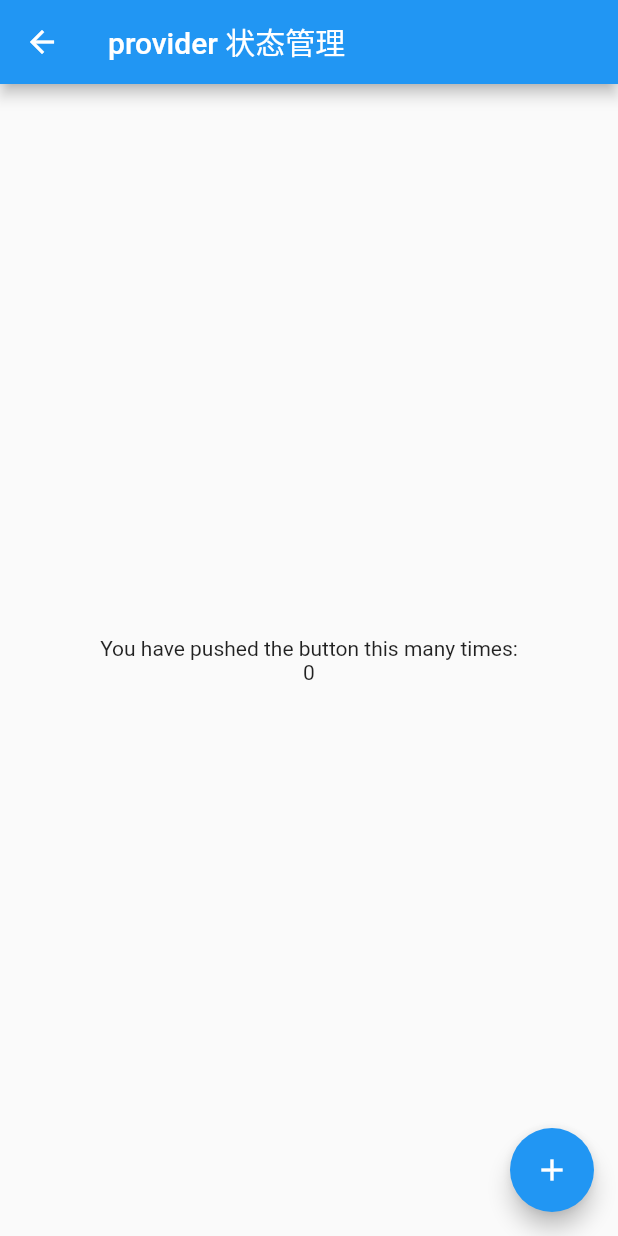
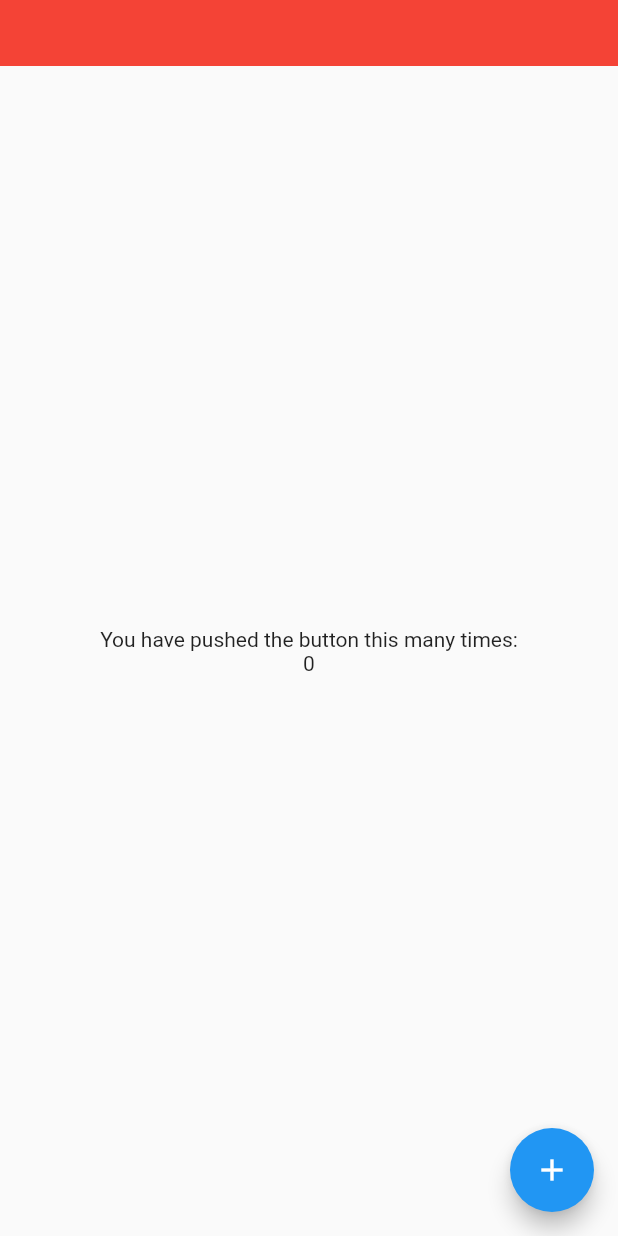
Before and after one commit to zhuzhiwen0527/flutter_state_manager, a Flutter app: the Provider_counterPage screen opened by its route, on a phone screen of 412 x 824 dp. Run offline on Flutter 3.47's test engine with Material 2 defaults, Android fonts, the phone set to English and light mode, and no system bars; our stand-ins replace bloc, flutter_bloc, get; missing offline and left inert: fish_redux, flutter_ume, flutter_ume_kit_console, flutter_ume_kit_device, flutter_ume_kit_perf, flutter_ume_kit_show_code and 2 more; statements that could not run were skipped.

Commit message:
自定义

```diff
--- /dev/null
+++ b/lib/custom_appbar/custom_app_bar.dart
@@ -0,0 +1,27 @@
+import 'package:flutter/material.dart';
+class CustomAppBar extends StatefulWidget implements PreferredSizeWidget{
+  const CustomAppBar({Key key}) : super(key: key);
+
+  @override
+  _CustomAppBarState createState() => _CustomAppBarState();
+
+  @override
+  // TODO: implement preferredSize
+  Size get preferredSize => Size.fromHeight(44);
+}
+
+class _CustomAppBarState extends State<CustomAppBar> {
+  @override
+  Widget build(BuildContext context) {
+    return Container(
+      color: Colors.red,
+      child: SafeArea(
+        top: true,
+        child: Container(
+          color: Colors.red,
+          // height: 44,
+        ),
+      ),
+    );
+  }
+}
--- a/lib/main.dart
+++ b/lib/main.dart
@@ -3,7 +3,6 @@ import 'package:flutter/cupertino.dart'hide Page;
 import 'package:flutter/foundation.dart';
 import 'package:flutter/material.dart' hide Page;
 import 'package:flutter/rendering.dart';
-import 'package:flutter_share/animal.dart';
 import 'package:flutter_share/bloc_counter/bloc_counter_view.dart';
 import 'package:flutter_share/counter/counter.dart';
 import 'package:flutter_share/fr_counter/fr_counter_page.dart';
--- /dev/null
+++ b/lib/my_provider/inherited_provider.dart
@@ -0,0 +1,14 @@
+import 'package:flutter/material.dart';
+
+class InheritedProvider<T> extends InheritedWidget{
+
+  InheritedProvider({this.data ,Widget child }):super(child: child);
+
+  final T data;
+
+  @override
+  bool updateShouldNotify(covariant InheritedWidget oldWidget) {
+    return true;
+  }
+
+}
--- a/lib/provider_counter/provider_counter_view.dart
+++ b/lib/provider_counter/provider_counter_view.dart
@@ -1,4 +1,5 @@
 import 'package:flutter/material.dart';
+import 'package:flutter_share/custom_appbar/custom_app_bar.dart';
 import 'package:provider/provider.dart';
 
 import 'provider_counter_provider.dart';
@@ -16,11 +17,7 @@ class Provider_counterPage extends StatelessWidget {
     final provider = context.read<Provider_counterProvider>();
 
     return Scaffold(
-      appBar: AppBar(
-        // Here we take the value from the MyHomePage object that was created by
-        // the App.build method, and use it to set our appbar title.
-        title: Text('provider 状态管理'),
-      ),
+      appBar: CustomAppBar(),
       body: Center(
         // Center is a layout widget. It takes a single child and positions it
         // in the middle of the parent.
```
Also changed, not shown: lib/animal.dart (deleted, +0 -27 lines), lib/my_provider/change_notifier_provider.dart (added, +54 -0 lines), lib/my_provider/itme_model.dart (added, +14 -0 lines), lib/my_provider/my_consumer.dart (added, +14 -0 lines), lib/my_provider/my_counter_page.dart (added, +44 -0 lines).
